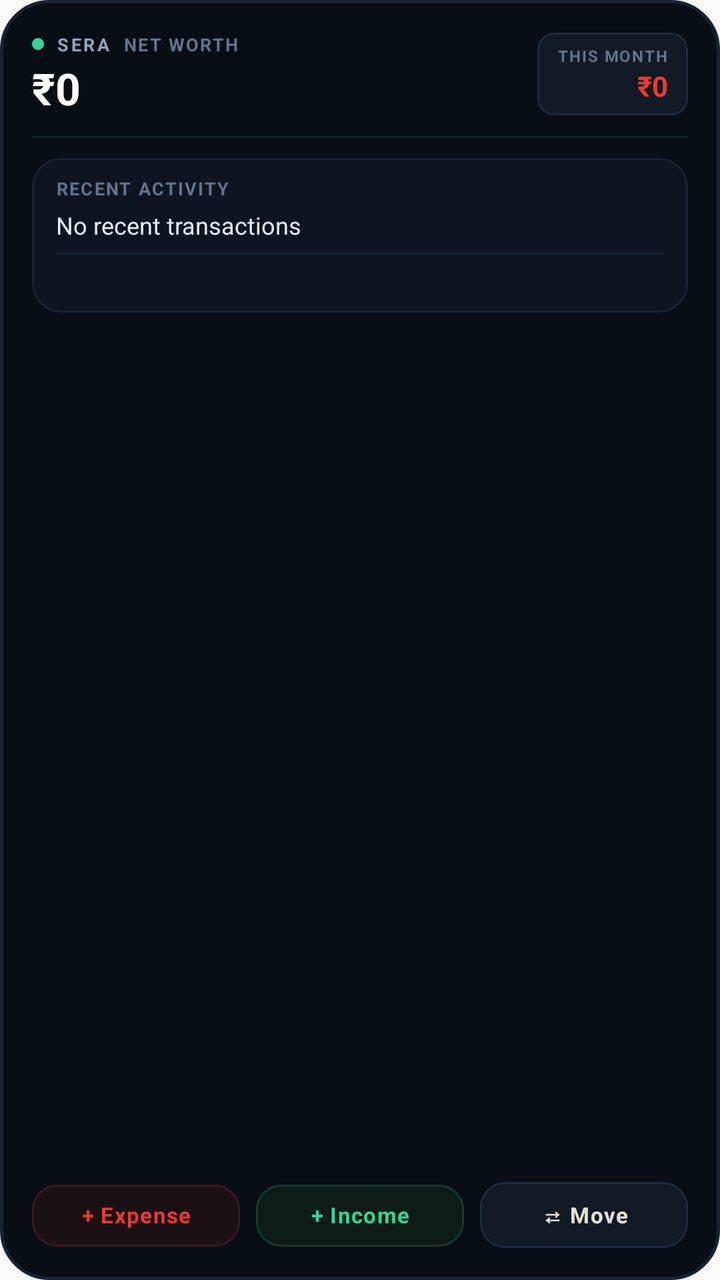
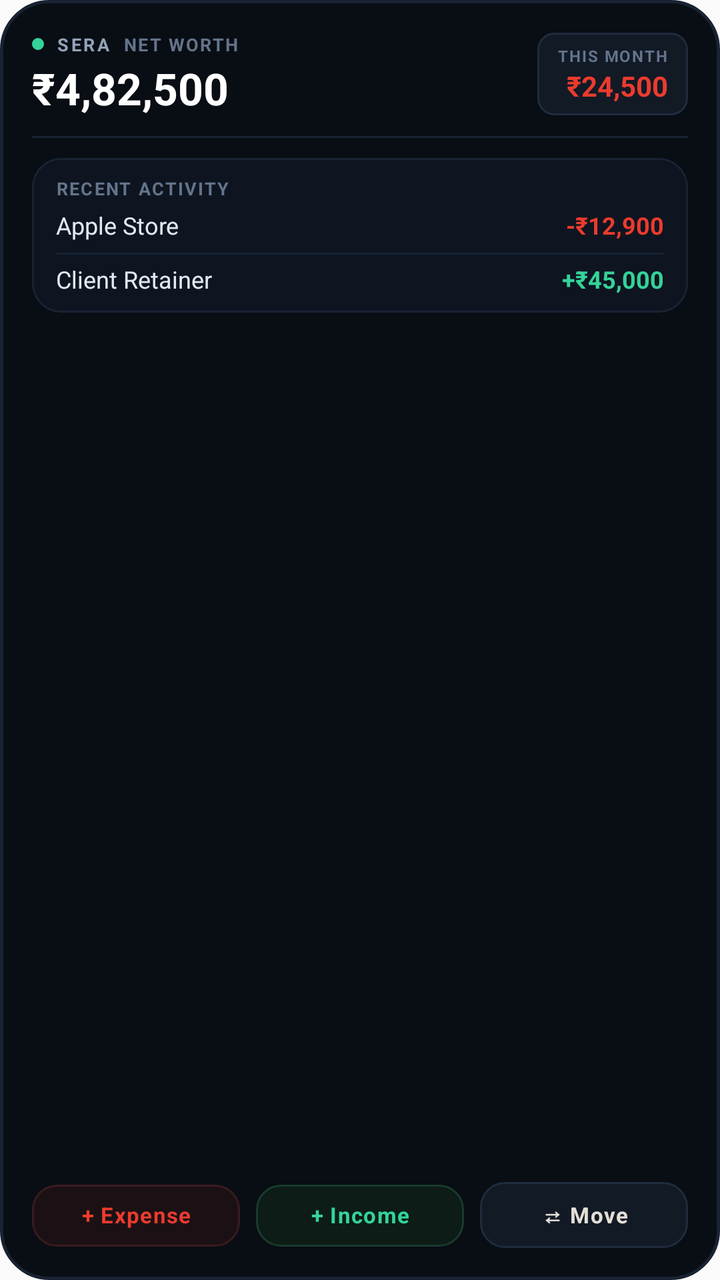

Before-and-after screenshots of an Android layout around one commit, followed by the original layout XML and the change that was made.
<!-- AndroidManifest.xml: application theme AppTheme -->
<!-- res/layout/sera_widget_dashboard.xml -->
<?xml version="1.0" encoding="utf-8"?>
<LinearLayout xmlns:android="http://schemas.android.com/apk/res/android"
    android:id="@+id/widget_dashboard_root"
    android:layout_width="match_parent"
    android:layout_height="match_parent"
    android:background="@drawable/widget_card_bg"
    android:orientation="vertical"
    android:padding="16dp">

    
    <LinearLayout
        android:layout_width="match_parent"
        android:layout_height="wrap_content"
        android:gravity="center_vertical"
        android:orientation="horizontal">

        <LinearLayout
            android:layout_width="0dp"
            android:layout_height="wrap_content"
            android:layout_weight="1"
            android:orientation="vertical">

            <LinearLayout
                android:layout_width="wrap_content"
                android:layout_height="wrap_content"
                android:gravity="center_vertical"
                android:orientation="horizontal">

                <ImageView
                    android:layout_width="6dp"
                    android:layout_height="6dp"
                    android:contentDescription="Live"
                    android:src="@drawable/widget_dot_live" />

                <TextView
                    android:layout_width="wrap_content"
                    android:layout_height="wrap_content"
                    android:layout_marginStart="6dp"
                    android:letterSpacing="0.14"
                    android:text="SERA"
                    android:textColor="#94A3B8"
                    android:textSize="9sp"
                    android:textStyle="bold" />

                <TextView
                    android:layout_width="wrap_content"
                    android:layout_height="wrap_content"
                    android:layout_marginStart="6dp"
                    android:ellipsize="end"
                    android:letterSpacing="0.08"
                    android:maxLines="1"
                    android:text="NET WORTH"
                    android:textColor="#64748B"
                    android:textSize="9sp"
                    android:textStyle="bold" />
            </LinearLayout>

            <TextView
                android:id="@+id/widget_dash_net_worth"
                android:layout_width="wrap_content"
                android:layout_height="wrap_content"
                android:layout_marginTop="4dp"
                android:includeFontPadding="false"
                android:text="₹0"
                android:textColor="#FFFFFF"
                android:textSize="22sp"
                android:textStyle="bold" />
        </LinearLayout>

        <LinearLayout
            android:layout_width="wrap_content"
            android:layout_height="wrap_content"
            android:background="@drawable/widget_pill_badge_bg"
            android:gravity="end"
            android:orientation="vertical"
            android:paddingStart="10dp"
            android:paddingTop="6dp"
            android:paddingEnd="10dp"
            android:paddingBottom="6dp">

            <TextView
                android:layout_width="wrap_content"
                android:layout_height="wrap_content"
                android:letterSpacing="0.08"
                android:text="THIS MONTH"
                android:textColor="#64748B"
                android:textSize="8sp"
                android:textStyle="bold" />

            <TextView
                android:id="@+id/widget_dash_spent"
                android:layout_width="wrap_content"
                android:layout_height="wrap_content"
                android:layout_marginTop="2dp"
                android:includeFontPadding="false"
                android:text="₹0"
                android:textColor="#EB3B2E"
                android:textSize="14sp"
                android:textStyle="bold" />
        </LinearLayout>
    </LinearLayout>

    <FrameLayout
        android:layout_width="match_parent"
        android:layout_height="1dp"
        android:layout_marginTop="10dp"
        android:layout_marginBottom="10dp"
        android:background="#162232" />

    
    <LinearLayout
        android:layout_width="match_parent"
        android:layout_height="wrap_content"
        android:background="@drawable/widget_item_bg"
        android:orientation="vertical"
        android:paddingStart="12dp"
        android:paddingTop="9dp"
        android:paddingEnd="12dp"
        android:paddingBottom="9dp">

        <TextView
            android:layout_width="wrap_content"
            android:layout_height="wrap_content"
            android:letterSpacing="0.08"
            android:text="RECENT ACTIVITY"
            android:textColor="#64748B"
            android:textSize="9sp"
            android:textStyle="bold" />

        <LinearLayout
            android:layout_width="match_parent"
            android:layout_height="wrap_content"
            android:layout_marginTop="6dp"
            android:gravity="center_vertical"
            android:orientation="horizontal">

            <TextView
                android:id="@+id/widget_dash_tx_name_1"
                android:layout_width="0dp"
                android:layout_height="wrap_content"
                android:layout_weight="1"
                android:ellipsize="end"
                android:includeFontPadding="false"
                android:maxLines="1"
                android:text="No recent transactions"
                android:textColor="#E2E8F0"
                android:textSize="12sp" />

            <TextView
                android:id="@+id/widget_dash_tx_amt_1"
                android:layout_width="wrap_content"
                android:layout_height="wrap_content"
                android:includeFontPadding="false"
                android:maxLines="1"
                android:text=""
                android:textColor="#EB3B2E"
                android:textSize="12sp"
                android:textStyle="bold" />
        </LinearLayout>

        <FrameLayout
            android:layout_width="match_parent"
            android:layout_height="1dp"
            android:layout_marginTop="6dp"
            android:layout_marginBottom="6dp"
            android:background="#162232" />

        <LinearLayout
            android:layout_width="match_parent"
            android:layout_height="wrap_content"
            android:gravity="center_vertical"
            android:orientation="horizontal">

            <TextView
                android:id="@+id/widget_dash_tx_name_2"
                android:layout_width="0dp"
                android:layout_height="wrap_content"
                android:layout_weight="1"
                android:ellipsize="end"
                android:includeFontPadding="false"
                android:maxLines="1"
                android:text=""
                android:textColor="#E2E8F0"
                android:textSize="12sp" />

            <TextView
                android:id="@+id/widget_dash_tx_amt_2"
                android:layout_width="wrap_content"
                android:layout_height="wrap_content"
                android:includeFontPadding="false"
                android:maxLines="1"
                android:text=""
                android:textColor="#EB3B2E"
                android:textSize="12sp"
                android:textStyle="bold" />
        </LinearLayout>
    </LinearLayout>

    
    <FrameLayout
        android:layout_width="match_parent"
        android:layout_height="0dp"
        android:layout_weight="1" />

    
    <LinearLayout
        android:layout_width="match_parent"
        android:layout_height="wrap_content"
        android:layout_marginTop="10dp"
        android:orientation="horizontal">

        <TextView
            android:id="@+id/btn_dash_expense"
            android:layout_width="0dp"
            android:layout_height="wrap_content"
            android:layout_weight="1"
            android:background="@drawable/widget_btn_expense_bg"
            android:gravity="center"
            android:includeFontPadding="false"
            android:letterSpacing="0.04"
            android:maxLines="1"
            android:paddingTop="9dp"
            android:paddingBottom="9dp"
            android:text="+ Expense"
            android:textColor="#EB3B2E"
            android:textSize="11sp"
            android:textStyle="bold" />

        <TextView
            android:id="@+id/btn_dash_income"
            android:layout_width="0dp"
            android:layout_height="wrap_content"
            android:layout_marginStart="8dp"
            android:layout_weight="1"
            android:background="@drawable/widget_btn_income_bg"
            android:gravity="center"
            android:includeFontPadding="false"
            android:letterSpacing="0.04"
            android:maxLines="1"
            android:paddingTop="9dp"
            android:paddingBottom="9dp"
            android:text="+ Income"
            android:textColor="#34D399"
            android:textSize="11sp"
            android:textStyle="bold" />

        <TextView
            android:id="@+id/btn_dash_transfer"
            android:layout_width="0dp"
            android:layout_height="wrap_content"
            android:layout_marginStart="8dp"
            android:layout_weight="1"
            android:background="@drawable/widget_btn_neutral_bg"
            android:gravity="center"
            android:includeFontPadding="false"
            android:letterSpacing="0.04"
            android:maxLines="1"
            android:paddingTop="9dp"
            android:paddingBottom="9dp"
            android:text="⇄ Move"
            android:textColor="#E4DFD7"
            android:textSize="11sp"
            android:textStyle="bold" />
    </LinearLayout>
</LinearLayout>
<!-- resources referenced by this layout -->
<resources>
  <!-- drawable widget_btn_expense_bg (drawable) -->
  <?xml version="1.0" encoding="utf-8"?>
  <shape xmlns:android="http://schemas.android.com/apk/res/android"
      android:shape="rectangle">
      <solid android:color="#1B1114" />
      <corners android:radius="12dp" />
      <stroke
          android:width="1dp"
          android:color="#3B1A1F" />
  </shape>
  <!-- drawable widget_btn_income_bg (drawable) -->
  <?xml version="1.0" encoding="utf-8"?>
  <shape xmlns:android="http://schemas.android.com/apk/res/android"
      android:shape="rectangle">
      <solid android:color="#0D1C17" />
      <corners android:radius="12dp" />
      <stroke
          android:width="1dp"
          android:color="#183B2D" />
  </shape>
  <!-- drawable widget_btn_neutral_bg (drawable) -->
  <?xml version="1.0" encoding="utf-8"?>
  <shape xmlns:android="http://schemas.android.com/apk/res/android"
      android:shape="rectangle">
      <solid android:color="#121A25" />
      <corners android:radius="12dp" />
      <stroke
          android:width="1dp"
          android:color="#1F2C3D" />
  </shape>
  <!-- drawable widget_card_bg (drawable) -->
  <?xml version="1.0" encoding="utf-8"?>
  <shape xmlns:android="http://schemas.android.com/apk/res/android"
      android:shape="rectangle">
      <solid android:color="#090D14" />
      <corners android:radius="24dp" />
      <stroke
          android:width="1.5dp"
          android:color="#182232" />
  </shape>
  <!-- drawable widget_dot_live (drawable) -->
  <?xml version="1.0" encoding="utf-8"?>
  <shape xmlns:android="http://schemas.android.com/apk/res/android"
      android:shape="oval">
      <solid android:color="#34D399" />
      <size
          android:width="6dp"
          android:height="6dp" />
  </shape>
  <!-- drawable widget_item_bg (drawable) -->
  <?xml version="1.0" encoding="utf-8"?>
  <shape xmlns:android="http://schemas.android.com/apk/res/android"
      android:shape="rectangle">
      <solid android:color="#0E1520" />
      <corners android:radius="14dp" />
      <stroke
          android:width="1dp"
          android:color="#182333" />
  </shape>
  <!-- drawable widget_pill_badge_bg (drawable) -->
  <?xml version="1.0" encoding="utf-8"?>
  <shape xmlns:android="http://schemas.android.com/apk/res/android"
      android:shape="rectangle">
      <solid android:color="#121A26" />
      <corners android:radius="8dp" />
      <stroke
          android:width="1dp"
          android:color="#1E2C3E" />
  </shape>
  <style name="AppTheme" parent="Theme.AppCompat.DayNight.NoActionBar">
          
          <item name="android:editTextBackground">@drawable/rn_edit_text_material</item>
      </style>
  <!-- drawable rn_edit_text_material (drawable) -->
  <?xml version="1.0" encoding="utf-8"?>
  <inset xmlns:android="http://schemas.android.com/apk/res/android"
         android:insetLeft="@dimen/abc_edit_text_inset_horizontal_material"
         android:insetRight="@dimen/abc_edit_text_inset_horizontal_material"
         android:insetTop="@dimen/abc_edit_text_inset_top_material"
         android:insetBottom="@dimen/abc_edit_text_inset_bottom_material"
         >
  
      <selector>
          
          <item android:state_enabled="false" android:drawable="@drawable/abc_textfield_default_mtrl_alpha"/>
          <item android:drawable="@drawable/abc_textfield_activated_mtrl_alpha"/>
      </selector>
  
  </inset>
</resources>

<!-- the commit's change to res/layout/sera_widget_dashboard.xml (unified diff, before → after) -->
@@ -61,7 +61,7 @@
                 android:layout_height="wrap_content"
                 android:layout_marginTop="4dp"
                 android:includeFontPadding="false"
-                android:text="₹0"
+                android:text="₹4,82,500"
                 android:textColor="#FFFFFF"
                 android:textSize="22sp"
                 android:textStyle="bold" />
@@ -93,7 +93,7 @@
                 android:layout_height="wrap_content"
                 android:layout_marginTop="2dp"
                 android:includeFontPadding="false"
-                android:text="₹0"
+                android:text="₹24,500"
                 android:textColor="#EB3B2E"
                 android:textSize="14sp"
                 android:textStyle="bold" />
@@ -142,7 +142,7 @@
                 android:ellipsize="end"
                 android:includeFontPadding="false"
                 android:maxLines="1"
-                android:text="No recent transactions"
+                android:text="Apple Store"
                 android:textColor="#E2E8F0"
                 android:textSize="12sp" />
 
@@ -152,7 +152,7 @@
                 android:layout_height="wrap_content"
                 android:includeFontPadding="false"
                 android:maxLines="1"
-                android:text=""
+                android:text="-₹12,900"
                 android:textColor="#EB3B2E"
                 android:textSize="12sp"
                 android:textStyle="bold" />
@@ -179,7 +179,7 @@
                 android:ellipsize="end"
                 android:includeFontPadding="false"
                 android:maxLines="1"
-                android:text=""
+                android:text="Client Retainer"
                 android:textColor="#E2E8F0"
                 android:textSize="12sp" />
 
@@ -189,8 +189,8 @@
                 android:layout_height="wrap_content"
                 android:includeFontPadding="false"
                 android:maxLines="1"
-                android:text=""
-                android:textColor="#EB3B2E"
+                android:text="+₹45,000"
+                android:textColor="#34D399"
                 android:textSize="12sp"
                 android:textStyle="bold" />
         </LinearLayout>
